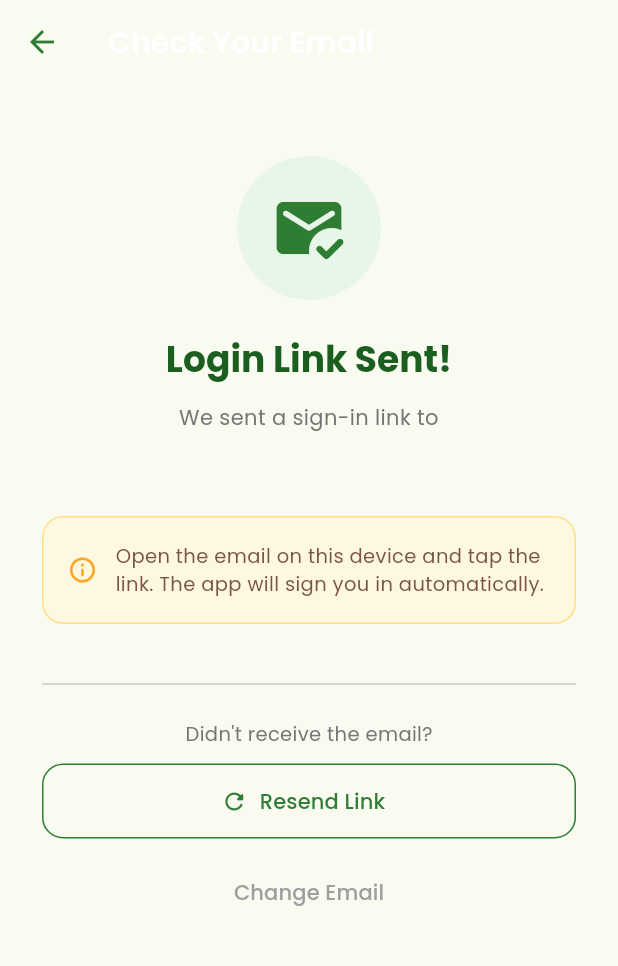
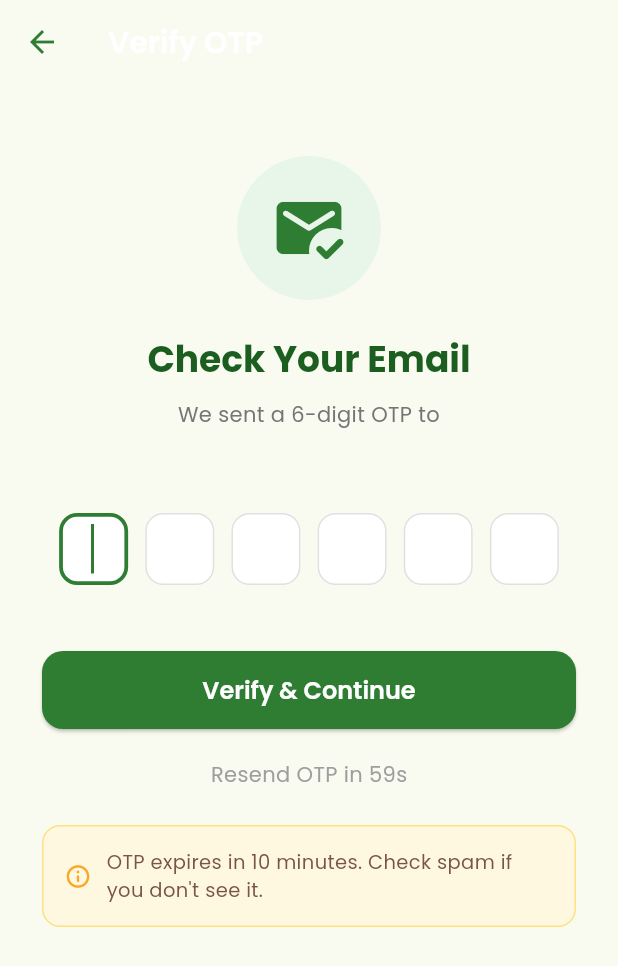
Before and after one commit to devraj07/Campus-Bike-Rental, a Flutter app: the OtpScreen screen opened directly with empty values, on a phone screen of 412 x 824 dp. Shown: the top 966 px of the screen. Run offline on Flutter 3.47's test engine with Material 3 defaults, Android fonts, the phone set to English and light mode, and no system bars; our stand-ins replace cloud_firestore, firebase_core, google_fonts; missing offline and left inert: mailer; accounts and stored records are empty.

Commit message:
Kumud: Switched to 6-digit email OTP via Gmail SMTP with Firestore expiry
Co-Authored-By: Claude Sonnet 4.6 <noreply@anthropic.com>

```diff
--- /dev/null
+++ b/lib/config/app_config.example.dart
@@ -0,0 +1,9 @@
+/// Copy this file to app_config.dart and fill in real values.
+/// app_config.dart is gitignored — never commit real credentials.
+class AppConfig {
+  static const String smtpHost = 'smtp.gmail.com';
+  static const int smtpPort = 587;
+  static const String smtpUser = 'YOUR_PROJECT_GMAIL@gmail.com';
+  static const String smtpPassword = 'YOUR_16_CHAR_APP_PASSWORD';
+  static const String otpSenderName = 'Campus Bike Rental – IITGN';
+}
--- a/lib/main.dart
+++ b/lib/main.dart
@@ -1,11 +1,7 @@
 import 'package:flutter/material.dart';
 import 'package:google_fonts/google_fonts.dart';
 import 'package:firebase_core/firebase_core.dart';
-import 'package:firebase_auth/firebase_auth.dart';
 import 'screens/login_screen.dart';
-import 'screens/home_screen.dart';
-import 'services/auth_service.dart';
-import 'services/user_session.dart';
 
 void main() async {
   WidgetsFlutterBinding.ensureInitialized();
@@ -16,29 +12,13 @@ void main() async {
 class CampusBikeRentalApp extends StatelessWidget {
   const CampusBikeRentalApp({super.key});
 
-  /// If user is already signed in from a previous session, restore UserSession
-  /// and go straight to HomeScreen. Otherwise show LoginScreen.
-  Widget _resolveHome() {
-    final user = FirebaseAuth.instance.currentUser;
-    if (user != null && user.email != null) {
-      // Restore session — full profile loads lazily in each screen
-      UserSession.set(
-        userId: user.uid,
-        name: AuthService().nameFromEmail(user.email!),
-        email: user.email!,
-      );
-      return const HomeScreen();
-    }
-    return const LoginScreen();
-  }
-
   @override
   Widget build(BuildContext context) {
     return MaterialApp(
       title: 'Campus Bike Rental – IITGN',
       debugShowCheckedModeBanner: false,
       theme: _buildTheme(),
-      home: _resolveHome(),
+      home: const LoginScreen(),
     );
   }
 
--- a/lib/screens/otp_screen.dart
+++ b/lib/screens/otp_screen.dart
@@ -1,6 +1,6 @@
 import 'dart:async';
-import 'package:app_links/app_links.dart';
 import 'package:flutter/material.dart';
+import 'package:flutter/services.dart';
 import '../services/auth_service.dart';
 import 'home_screen.dart';
 
@@ -15,77 +15,86 @@ class OtpScreen extends StatefulWidget {
 }
 
 class _OtpScreenState extends State<OtpScreen> {
+  final List<TextEditingController> _controllers =
+      List.generate(6, (_) => TextEditingController());
+  final List<FocusNode> _focusNodes = List.generate(6, (_) => FocusNode());
   final _authService = AuthService();
-  bool _isVerifying = false;
-  bool _linkReceived = false;
-  StreamSubscription<Uri>? _linkSub;
+  bool _isLoading = false;
+  int _resendSeconds = 60;
+  Timer? _timer;
 
   @override
   void initState() {
     super.initState();
-    _listenForEmailLink();
+    _startTimer();
   }
 
-  /// Listens for the deep link when the user clicks the email link.
-  void _listenForEmailLink() {
-    final appLinks = AppLinks();
-
-    // App opened from background via the link
-    _linkSub = appLinks.uriLinkStream.listen((uri) {
-      _handleLink(uri.toString());
-    });
-
-    // App was cold-started by clicking the link
-    appLinks.getInitialLink().then((uri) {
-      if (uri != null) _handleLink(uri.toString());
+  void _startTimer() {
+    _timer?.cancel();
+    setState(() => _resendSeconds = 60);
+    _timer = Timer.periodic(const Duration(seconds: 1), (t) {
+      if (_resendSeconds <= 0) {
+        t.cancel();
+      } else {
+        setState(() => _resendSeconds--);
+      }
     });
   }
 
-  Future<void> _handleLink(String link) async {
-    if (_linkReceived) return;
-    setState(() {
-      _linkReceived = true;
-      _isVerifying = true;
-    });
+  @override
+  void dispose() {
+    _timer?.cancel();
+    for (var c in _controllers) c.dispose();
+    for (var f in _focusNodes) f.dispose();
+    super.dispose();
+  }
 
+  String get _otp => _controllers.map((c) => c.text).join();
+
+  Future<void> _verify() async {
+    if (_otp.length != 6) {
+      ScaffoldMessenger.of(context).showSnackBar(
+        const SnackBar(content: Text('Please enter the complete 6-digit OTP')),
+      );
+      return;
+    }
+    setState(() => _isLoading = true);
     try {
-      final success =
-          await _authService.signInWithEmailLink(widget.email, link);
+      final valid = await _authService.verifyOtp(widget.email, _otp);
       if (!mounted) return;
-      if (success) {
+      if (valid) {
+        await _authService.login(widget.email);
         Navigator.pushAndRemoveUntil(
           context,
           MaterialPageRoute(builder: (_) => const HomeScreen()),
           (_) => false,
         );
       } else {
-        setState(() {
-          _isVerifying = false;
-          _linkReceived = false;
-        });
         ScaffoldMessenger.of(context).showSnackBar(
-          const SnackBar(content: Text('Invalid link. Please try again.')),
+          const SnackBar(
+            content: Text('Invalid or expired OTP. Please try again.'),
+            backgroundColor: Color(0xFFD32F2F),
+          ),
         );
       }
     } catch (e) {
       if (!mounted) return;
-      setState(() {
-        _isVerifying = false;
-        _linkReceived = false;
-      });
       ScaffoldMessenger.of(context).showSnackBar(
         SnackBar(content: Text('Error: $e')),
       );
+    } finally {
+      if (mounted) setState(() => _isLoading = false);
     }
   }
 
   Future<void> _resend() async {
-    setState(() => _isVerifying = true);
+    setState(() => _isLoading = true);
     try {
       await _authService.sendOtp(widget.email);
       if (!mounted) return;
+      _startTimer();
       ScaffoldMessenger.of(context).showSnackBar(
-        const SnackBar(content: Text('New link sent! Check your inbox.')),
+        const SnackBar(content: Text('New OTP sent! Check your inbox.')),
       );
     } catch (e) {
       if (!mounted) return;
@@ -93,14 +102,17 @@ class _OtpScreenState extends State<OtpScreen> {
         SnackBar(content: Text('Failed to resend: $e')),
       );
     } finally {
-      if (mounted) setState(() => _isVerifying = false);
+      if (mounted) setState(() => _isLoading = false);
     }
   }
 
-  @override
-  void dispose() {
-    _linkSub?.cancel();
-    super.dispose();
+  void _onDigitChanged(int index, String value) {
+    if (value.isNotEmpty && index < 5) {
+      _focusNodes[index + 1].requestFocus();
+    } else if (value.isEmpty && index > 0) {
+      _focusNodes[index - 1].requestFocus();
+    }
+    setState(() {});
   }
 
   @override
@@ -109,12 +121,12 @@ class _OtpScreenState extends State<OtpScreen> {
     return Scaffold(
       backgroundColor: const Color(0xFFF9FBF0),
       appBar: AppBar(
-        title: const Text('Check Your Email'),
+        title: const Text('Verify OTP'),
         backgroundColor: Colors.transparent,
         foregroundColor: const Color(0xFF2E7D32),
         elevation: 0,
       ),
-      body: Padding(
+      body: SingleChildScrollView(
         padding: const EdgeInsets.all(28),
         child: Column(
           crossAxisAlignment: CrossAxisAlignment.center,
@@ -131,20 +143,19 @@ class _OtpScreenState extends State<OtpScreen> {
             ),
             const SizedBox(height: 24),
             Text(
-              'Login Link Sent!',
+              'Check Your Email',
               style: theme.textTheme.headlineSmall?.copyWith(
                 fontWeight: FontWeight.w700,
                 color: const Color(0xFF1B5E20),
               ),
             ),
-            const SizedBox(height: 12),
+            const SizedBox(height: 10),
             Text(
-              'We sent a sign-in link to',
+              'We sent a 6-digit OTP to',
               style: theme.textTheme.bodyMedium
                   ?.copyWith(color: Colors.grey[600]),
               textAlign: TextAlign.center,
             ),
-            const SizedBox(height: 4),
             Text(
               widget.email,
               style: theme.textTheme.bodyMedium?.copyWith(
@@ -153,70 +164,71 @@ class _OtpScreenState extends State<OtpScreen> {
               ),
               textAlign: TextAlign.center,
             ),
-            const SizedBox(height: 32),
-            // Status indicator
-            _isVerifying
-                ? Column(
-                    children: [
-                      const CircularProgressIndicator(
-                          color: Color(0xFF2E7D32)),
-                      const SizedBox(height: 16),
+            const SizedBox(height: 36),
+            // OTP boxes
+            Row(
+              mainAxisAlignment: MainAxisAlignment.spaceEvenly,
+              children: List.generate(
+                6,
+                (i) => _OtpBox(
+                  controller: _controllers[i],
+                  focusNode: _focusNodes[i],
+                  onChanged: (v) => _onDigitChanged(i, v),
+                  autofocus: i == 0,
+                ),
+              ),
+            ),
+            const SizedBox(height: 36),
+            ElevatedButton(
+              onPressed: _isLoading ? null : _verify,
+              child: _isLoading
+                  ? const SizedBox(
+                      height: 22,
+                      width: 22,
+                      child: CircularProgressIndicator(
+                          strokeWidth: 2.5, color: Colors.white),
+                    )
+                  : const Text('Verify & Continue'),
+            ),
+            const SizedBox(height: 20),
+            if (_resendSeconds > 0)
               Text(
-                        _linkReceived
-                            ? 'Verifying your link…'
-                            : 'Waiting for link…',
+                'Resend OTP in ${_resendSeconds}s',
+                style: TextStyle(color: Colors.grey[500]),
+              )
+            else
+              GestureDetector(
+                onTap: _isLoading ? null : _resend,
+                child: const Text(
+                  'Resend OTP',
                   style: TextStyle(
-                            color: Colors.grey[600], fontSize: 14),
+                    color: Color(0xFF2E7D32),
+                    fontWeight: FontWeight.w700,
                   ),
-                    ],
-                  )
-                : Container(
-                    padding: const EdgeInsets.all(16),
+                ),
+              ),
+            const SizedBox(height: 24),
+            Container(
+              padding: const EdgeInsets.all(14),
               decoration: BoxDecoration(
                 color: const Color(0xFFFFF8E1),
-                      borderRadius: BorderRadius.circular(14),
+                borderRadius: BorderRadius.circular(12),
                 border: Border.all(color: const Color(0xFFFFE082)),
               ),
               child: const Row(
                 children: [
                   Icon(Icons.info_outline_rounded,
-                            color: Color(0xFFF9A825), size: 20),
-                        SizedBox(width: 12),
+                      color: Color(0xFFF9A825), size: 18),
+                  SizedBox(width: 10),
                   Expanded(
                     child: Text(
-                            'Open the email on this device and tap the link. The app will sign you in automatically.',
-                            style: TextStyle(
-                                fontSize: 13, color: Color(0xFF795548)),
+                      'OTP expires in 10 minutes. Check spam if you don\'t see it.',
+                      style:
+                          TextStyle(fontSize: 13, color: Color(0xFF795548)),
                     ),
                   ),
                 ],
               ),
-                  ),
-            const SizedBox(height: 32),
-            const Divider(),
-            const SizedBox(height: 16),
-            Text(
-              "Didn't receive the email?",
-              style: TextStyle(color: Colors.grey[600], fontSize: 13),
-            ),
-            const SizedBox(height: 10),
-            OutlinedButton.icon(
-              onPressed: _isVerifying ? null : _resend,
-              icon: const Icon(Icons.refresh_rounded),
-              label: const Text('Resend Link'),
-              style: OutlinedButton.styleFrom(
-                foregroundColor: const Color(0xFF2E7D32),
-                side: const BorderSide(color: Color(0xFF2E7D32)),
-                minimumSize: const Size(double.infinity, 50),
-                shape: RoundedRectangleBorder(
-                    borderRadius: BorderRadius.circular(14)),
-              ),
-            ),
-            const SizedBox(height: 12),
-            TextButton(
-              onPressed: () => Navigator.pop(context),
-              child: const Text('Change Email',
-                  style: TextStyle(color: Colors.grey)),
             ),
           ],
         ),
@@ -224,3 +236,61 @@ class _OtpScreenState extends State<OtpScreen> {
     );
   }
 }
+
+class _OtpBox extends StatelessWidget {
+  final TextEditingController controller;
+  final FocusNode focusNode;
+  final ValueChanged<String> onChanged;
+  final bool autofocus;
+
+  const _OtpBox({
+    required this.controller,
+    required this.focusNode,
+    required this.onChanged,
+    this.autofocus = false,
+  });
+
+  @override
+  Widget build(BuildContext context) {
+    return SizedBox(
+      width: 46,
+      height: 56,
+      child: TextFormField(
+        controller: controller,
+        focusNode: focusNode,
+        autofocus: autofocus,
+        maxLength: 1,
+        keyboardType: TextInputType.number,
+        textAlign: TextAlign.center,
+        inputFormatters: [FilteringTextInputFormatter.digitsOnly],
+        style: const TextStyle(
+          fontSize: 22,
+          fontWeight: FontWeight.w700,
+          color: Color(0xFF1B5E20),
+        ),
+        decoration: InputDecoration(
+          counterText: '',
+          filled: true,
+          fillColor: controller.text.isNotEmpty
+              ? const Color(0xFFE8F5E9)
+              : Colors.white,
+          border: OutlineInputBorder(
+            borderRadius: BorderRadius.circular(12),
+            borderSide: const BorderSide(color: Color(0xFFE0E0E0)),
+          ),
+          enabledBorder: OutlineInputBorder(
+            borderRadius: BorderRadius.circular(12),
+            borderSide: const BorderSide(color: Color(0xFFE0E0E0)),
+          ),
+          focusedBorder: OutlineInputBorder(
+            borderRadius: BorderRadius.circular(12),
+            borderSide:
+                const BorderSide(color: Color(0xFF2E7D32), width: 2.5),
+          ),
+          contentPadding: EdgeInsets.zero,
+        ),
+        onChanged: onChanged,
+      ),
+    );
+  }
+}
--- a/lib/services/auth_service.dart
+++ b/lib/services/auth_service.dart
@@ -1,68 +1,114 @@
+import 'dart:math';
 import 'package:cloud_firestore/cloud_firestore.dart';
-import 'package:firebase_auth/firebase_auth.dart';
+import 'package:mailer/mailer.dart';
+import 'package:mailer/smtp_server/gmail.dart';
+import '../config/app_config.dart';
 import 'user_session.dart';
 
 class AuthService {
   static const String _allowedDomain = '@iitgn.ac.in';
-  final FirebaseAuth _auth = FirebaseAuth.instance;
   final FirebaseFirestore _db = FirebaseFirestore.instance;
-
-  // The URL Firebase will redirect to after the user clicks the email link.
-  // Must be an authorized domain in Firebase Console → Authentication → Settings.
-  static const String _continueUrl =
-      'https://iitgn-campus-bike-rental.web.app/login';
 
   bool isValidEmail(String email) {
     return email.trim().toLowerCase().endsWith(_allowedDomain) &&
         email.trim().length > _allowedDomain.length;
   }
 
-  /// Sends a Firebase sign-in link to the given email.
+  // ─── OTP Generation ───────────────────────────────────────────────────────
+
+  String _generateOtp() {
+    final rng = Random.secure();
+    return (100000 + rng.nextInt(900000)).toString();
+  }
+
+  // ─── Send OTP ─────────────────────────────────────────────────────────────
+
   Future<bool> sendOtp(String email) async {
-    final actionCodeSettings = ActionCodeSettings(
-      url: _continueUrl,
-      handleCodeInApp: true,
-      androidPackageName: 'com.example.campus_bike_rental',
-      androidInstallApp: true,
-      androidMinimumVersion: '21',
-    );
-    await _auth.sendSignInLinkToEmail(
-      email: email,
-      actionCodeSettings: actionCodeSettings,
-    );
+    final otp = _generateOtp();
+    final expiry = DateTime.now().add(const Duration(minutes: 10));
+
+    // Store OTP in Firestore with expiry
+    await _db.collection('otps').doc(_sanitize(email)).set({
+      'otp': otp,
+      'email': email,
+      'expiresAt': Timestamp.fromDate(expiry),
+      'createdAt': Timestamp.now(),
+      'verified': false,
+    });
+
+    // Send email via Gmail SMTP
+    await _sendEmail(email, otp);
     return true;
   }
 
-  /// Completes sign-in using the email link the user clicked.
-  /// Call this from OtpScreen once the deep link is received.
-  Future<bool> signInWithEmailLink(String email, String emailLink) async {
-    if (!_auth.isSignInWithEmailLink(emailLink)) return false;
+  Future<void> _sendEmail(String toEmail, String otp) async {
+    final smtpServer = gmail(AppConfig.smtpUser, AppConfig.smtpPassword);
 
-    final credential = await _auth.signInWithEmailLink(
-      email: email,
-      emailLink: emailLink,
-    );
-    final user = credential.user;
-    if (user == null) return false;
+    final message = Message()
+      ..from = Address(AppConfig.smtpUser, AppConfig.otpSenderName)
+      ..recipients.add(toEmail)
+      ..subject = 'Your Campus Bike Rental OTP'
+      ..html = '''
+        <div style="font-family:Arial,sans-serif;max-width:480px;margin:auto;
+                    padding:32px;border-radius:12px;background:#f9fbf0;">
+          <h2 style="color:#1B5E20;margin-bottom:8px;">Campus Bike Rental</h2>
+          <p style="color:#555;margin-bottom:24px;">IITGN · Eco-Friendly Commute</p>
+          <p style="color:#333;">Your one-time login code is:</p>
+          <div style="font-size:40px;font-weight:800;letter-spacing:12px;
+                      color:#2E7D32;text-align:center;padding:20px 0;">
+            $otp
+          </div>
+          <p style="color:#888;font-size:13px;">
+            This code expires in <strong>10 minutes</strong>.<br/>
+            Do not share this code with anyone.
+          </p>
+        </div>
+      ''';
 
-    await _createOrFetchUser(user.uid, email);
+    await send(message, smtpServer);
+  }
+
+  // ─── Verify OTP ───────────────────────────────────────────────────────────
+
+  Future<bool> verifyOtp(String email, String otp) async {
+    final doc = await _db.collection('otps').doc(_sanitize(email)).get();
+
+    if (!doc.exists) return false;
+    final d = doc.data()!;
+
+    // Check expiry
+    final expiresAt = (d['expiresAt'] as Timestamp).toDate();
+    if (DateTime.now().isAfter(expiresAt)) return false;
+
+    // Check already used
+    if (d['verified'] == true) return false;
+
+    // Check code
+    if (d['otp'] != otp) return false;
+
+    // Mark as used
+    await _db.collection('otps').doc(_sanitize(email)).update({'verified': true});
     return true;
   }
 
-  /// Creates user doc in Firestore on first login, or loads existing data.
-  Future<void> _createOrFetchUser(String uid, String email) async {
-    final docRef = _db.collection('users').doc(uid);
+  // ─── Login / Register ─────────────────────────────────────────────────────
+
+  /// Called after OTP is verified. Creates user doc on first login.
+  Future<Map<String, dynamic>> login(String email) async {
+    final userId = _sanitize(email);
+    final docRef = _db.collection('users').doc(userId);
     final doc = await docRef.get();
 
     if (doc.exists) {
       final d = doc.data()!;
       UserSession.set(
-        userId: uid,
+        userId: userId,
         name: d['name'] as String,
         email: email,
       );
+      return {'userId': userId, 'name': d['name'], 'email': email};
     } else {
-      final name = _nameFromEmail(email);
+      final name = nameFromEmail(email);
       await docRef.set({
         'name': name,
         'email': email,
@@ -72,27 +118,29 @@ class AuthService {
         'walletBalance': 0.0,
         'createdAt': Timestamp.now(),
       });
-      UserSession.set(userId: uid, name: name, email: email);
+      UserSession.set(userId: userId, name: name, email: email);
+      return {'userId': userId, 'name': name, 'email': email};
     }
   }
 
-  /// Derives display name from email.
-  /// e.g. "devraj.rawat@iitgn.ac.in" → "Devraj Rawat"
-  String nameFromEmail(String email) => _nameFromEmail(email);
+  Future<Map<String, dynamic>> register(String email) async => login(email);
 
-  String _nameFromEmail(String email) {
+  Future<void> logout() async => UserSession.clear();
+
+  // ─── Helpers ──────────────────────────────────────────────────────────────
+
+  /// "devraj.rawat@iitgn.ac.in" → "devraj_rawat"
+  String _sanitize(String email) =>
+      email.split('@').first.replaceAll('.', '_').toLowerCase();
+
+  /// "devraj.rawat@iitgn.ac.in" → "Devraj Rawat"
+  String nameFromEmail(String email) {
     final local = email.split('@').first;
     return local
         .split('.')
-        .map((p) => p.isNotEmpty ? '${p[0].toUpperCase()}${p.substring(1)}' : '')
+        .map((p) => p.isNotEmpty
+            ? '${p[0].toUpperCase()}${p.substring(1)}'
+            : '')
         .join(' ');
   }
-
-  Future<void> logout() async {
-    await _auth.signOut();
-    UserSession.clear();
-  }
-
-  // Keep for compatibility — verifyOtp is no longer used with email link
-  Future<bool> verifyOtp(String email, String otp) async => false;
 }
--- a/pubspec.yaml
+++ b/pubspec.yaml
@@ -20,7 +20,7 @@ dependencies:
   firebase_core: ^3.3.0
   cloud_firestore: ^5.2.1
   firebase_auth: ^5.1.4
-  app_links: ^6.0.0
+  mailer: ^6.1.2
 
 dev_dependencies:
   flutter_test:
```
Also changed, not shown: 2 other files. Lines whose indentation alone changed are shown as unchanged.
